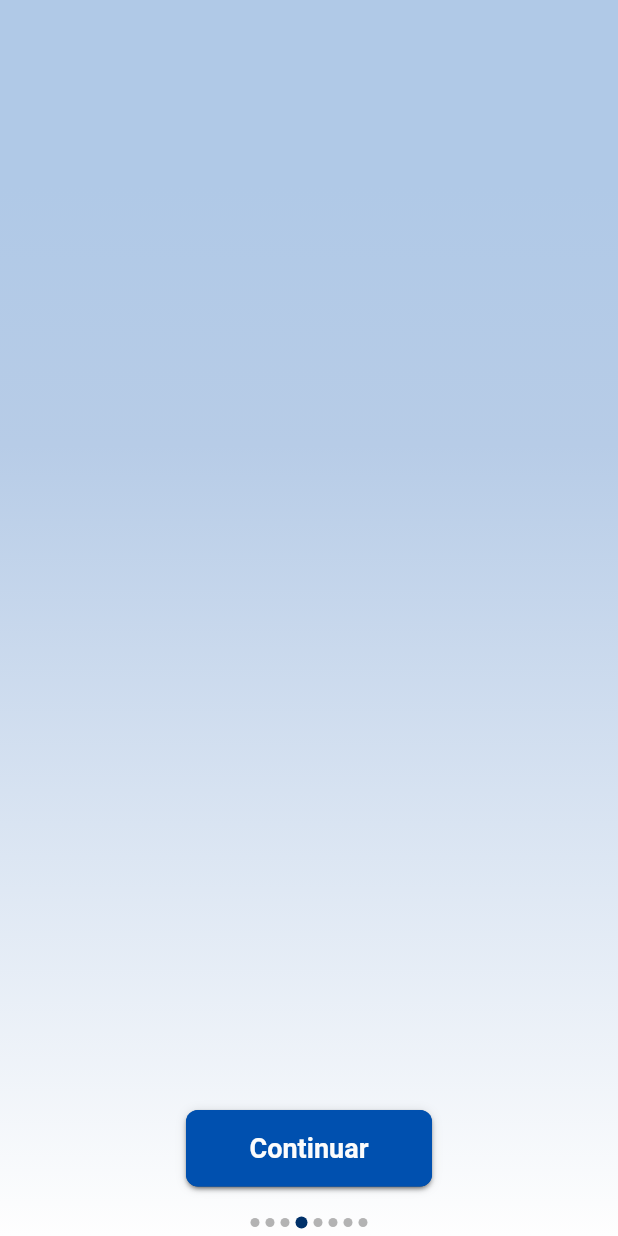
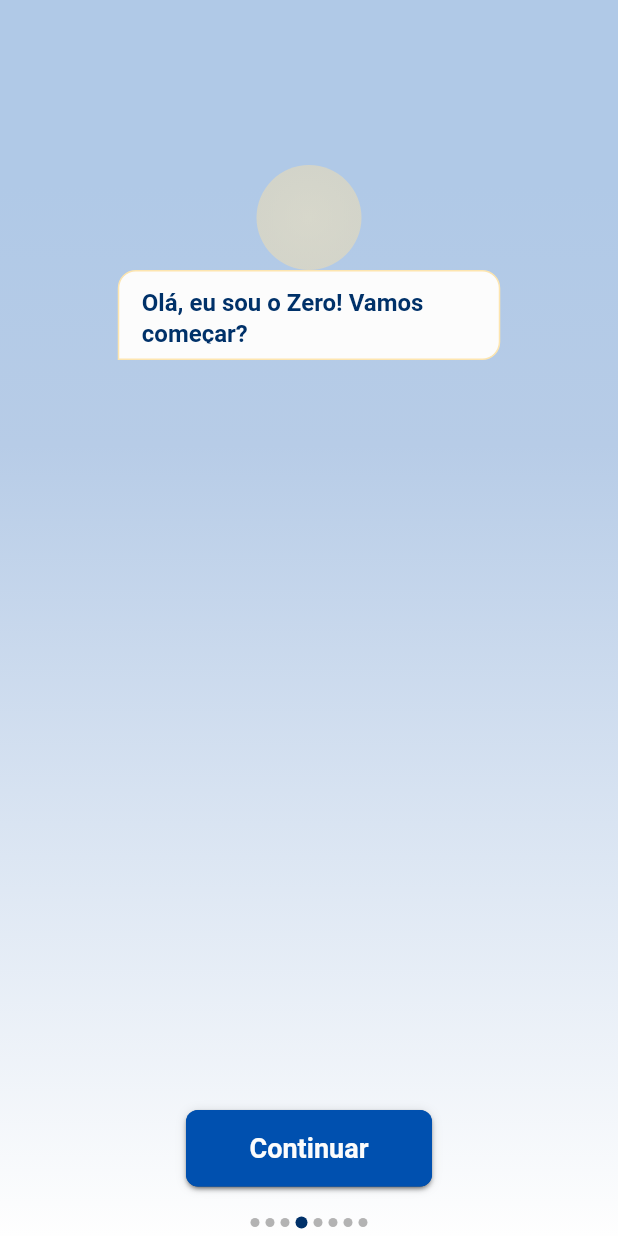
Before and after one commit to PipocaAgilDevs/cigarro-zero-app, a Flutter app: the screen it shows after launch, on a phone screen of 412 x 824 dp. Run offline on Flutter 3.47's test engine with Material 3 defaults, Android fonts, the phone set to English and light mode, and no system bars; drawn by our look-alikes of dots_indicator; our stand-ins replace google_fonts.

Commit message:
feat: conversation and started avatar widget

```diff
--- /dev/null
+++ b/cigarrozeroapp/lib/design system/onboarding/avatar_widget.dart
@@ -0,0 +1,54 @@
+import 'package:flutter/material.dart';
+
+import '../../app_colors.dart';
+
+class AvatarWidget extends StatelessWidget {
+  final bool isAvatar;
+
+  const AvatarWidget({
+    super.key,
+    this.isAvatar = true,
+  });
+
+  @override
+  Widget build(BuildContext context) {
+    return Stack(
+      children: [
+        Container(
+          width: 70,
+          height: 70,
+          decoration: BoxDecoration(
+            shape: BoxShape.circle,
+            gradient: RadialGradient(
+              colors: [
+                AppColors.secondary150.withOpacity(0.5),
+                Colors.transparent,
+              ],
+              radius: 20,
+              focal: Alignment.center,
+            ),
+            color: isAvatar ? AppColors.secondary200 : AppColors.primary200,
+          ),
+        ),
+        // Container(
+        //   width: 64,
+        //   height: 64,
+        //   decoration: BoxDecoration(
+        //     shape: BoxShape.circle,
+        //     border: Border.all(
+        //       color: isAvatar ? AppColors.secondary200 : AppColors.primary200,
+        //       width: 1,
+        //     ),
+        //   ),
+        //   child: CircleAvatar(
+        //     radius: 40,
+        //     backgroundColor: AppColors.whiteShade50,
+        //     child: Image.asset(
+        //       'assets/images/lungs_avatar.png',
+        //     ),
+        //   ),
+        // ),
+      ],
+    );
+  }
+}
--- /dev/null
+++ b/cigarrozeroapp/lib/design system/onboarding/conversation.dart
@@ -0,0 +1,57 @@
+import 'package:flutter/material.dart';
+
+import '../../app_colors.dart';
+
+class ConversationWidget extends StatelessWidget {
+  final bool isAvatarResponse;
+  final bool isBottomLeftBorderRounded;
+  final bool isBottomRightBorderRounded;
+  final bool isTopRightBorderRounded;
+  final String text;
+
+  const ConversationWidget({
+    super.key,
+    this.isAvatarResponse = true,
+    this.isBottomLeftBorderRounded = true,
+    this.isBottomRightBorderRounded = true,
+    this.isTopRightBorderRounded = true,
+    required this.text,
+  });
+
+  @override
+  Widget build(BuildContext context) {
+    return Container(
+      padding: const EdgeInsets.symmetric(
+          vertical: 10, horizontal: 15), //todo conferir
+      width: 255,
+      height: 60,
+      decoration: BoxDecoration(
+        color: AppColors.whiteShade50,
+        border: Border.all(
+          color:
+              isAvatarResponse ? AppColors.primary150 : AppColors.secondary150,
+          width: 1,
+        ),
+        borderRadius: BorderRadius.only(
+          topLeft: const Radius.circular(12),
+          topRight:
+              isTopRightBorderRounded ? const Radius.circular(12) : Radius.zero,
+          bottomRight: isBottomRightBorderRounded
+              ? const Radius.circular(12)
+              : Radius.zero,
+          bottomLeft: isBottomLeftBorderRounded
+              ? const Radius.circular(12)
+              : Radius.zero,
+        ),
+      ),
+      child: Text(
+        text,
+        style: const TextStyle(
+          color: AppColors
+              .primary400, //todo condicional if is avatar ? cinza : black
+          fontSize: 16, //todo editar estilo
+        ),
+      ),
+    );
+  }
+}
--- a/cigarrozeroapp/lib/design system/onboarding/design_system_screen.dart
+++ b/cigarrozeroapp/lib/design system/onboarding/design_system_screen.dart
@@ -1,6 +1,8 @@
 import 'package:cigarrozeroapp/design%20system/onboarding/onboarding_button.dart';
 import 'package:flutter/material.dart';
 
+import 'avatar_widget.dart';
+import 'conversation.dart';
 import 'custom_dot_indicator.dart';
 
 class DesignSystemScreen extends StatelessWidget {
@@ -10,7 +12,7 @@ class DesignSystemScreen extends StatelessWidget {
   Widget build(BuildContext context) {
     return Scaffold(
       body: Container(
-        decoration: BoxDecoration(
+        decoration: const BoxDecoration(
           gradient: LinearGradient(
             colors: [
               Color(0xFFB0C9E7),
@@ -19,7 +21,7 @@ class DesignSystemScreen extends StatelessWidget {
             ],
             begin: Alignment.topCenter,
             end: Alignment.bottomCenter,
-            stops: const [0.15, 0.36, 1],
+            stops: [0.15, 0.36, 1],
           ),
         ),
         child: SafeArea(
@@ -29,11 +31,17 @@ class DesignSystemScreen extends StatelessWidget {
             child: Column(
               mainAxisAlignment: MainAxisAlignment.end,
               children: [
-                SizedBox(height: 500),
+                const AvatarWidget(),
+                const ConversationWidget(
+                  isAvatarResponse: false,
+                  isBottomLeftBorderRounded: false,
+                  text: 'Olá, eu sou o Zero! Vamos começar?',
+                ),
+                const SizedBox(height: 500),
                 OnboardingButton(onPressed: () {}),
-                SizedBox(height: 20),
+                const SizedBox(height: 20),
                 const CustomDotIndicator(),
-                SizedBox(height: 5),
+                const SizedBox(height: 5),
               ],
             ),
           ),
```
Also changed, not shown: cigarrozeroapp/lib/design system/onboarding/onboarding_button.dart (+5 -5 lines), cigarrozeroapp/assets/images/lungs_avatar.png (added).
